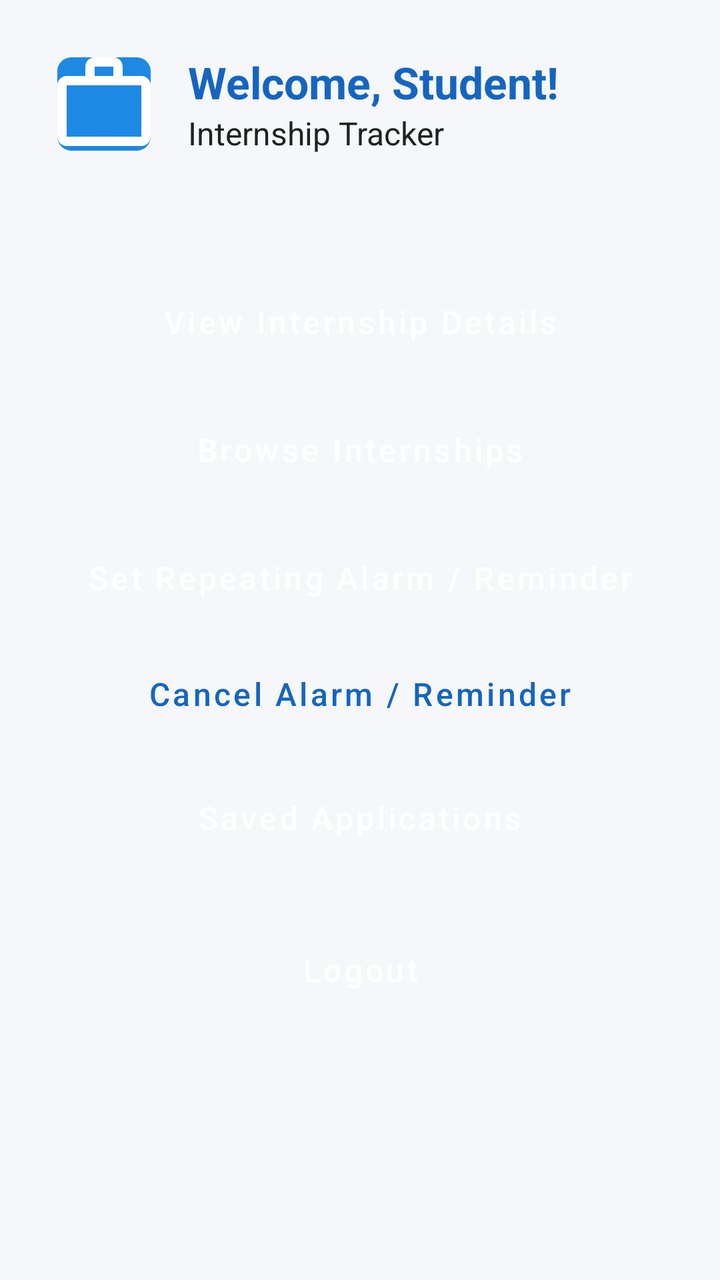
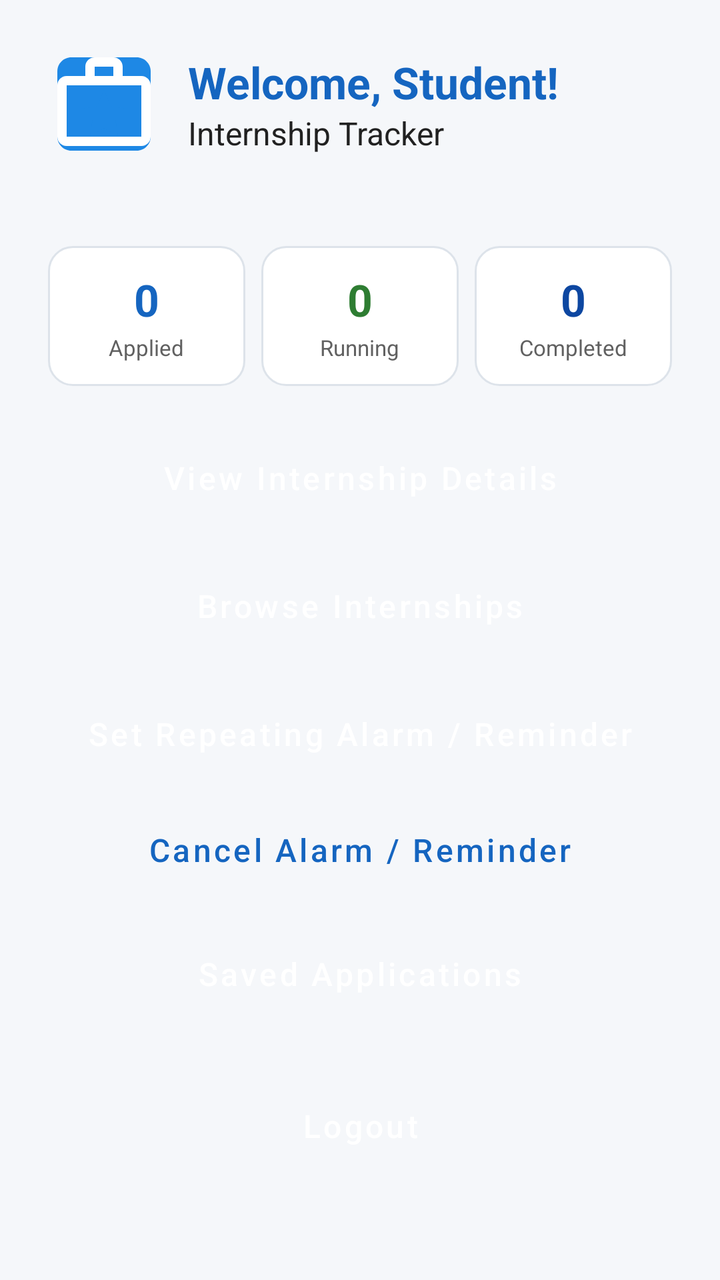

Before-and-after screenshots of an Android layout around one commit, followed by the original layout XML and the change that was made.
<!-- AndroidManifest.xml: application theme Theme.InternshipTracker -->
<!-- res/layout/activity_main.xml -->
<?xml version="1.0" encoding="utf-8"?>
<ScrollView xmlns:android="http://schemas.android.com/apk/res/android"
    xmlns:app="http://schemas.android.com/apk/res-auto"
    android:id="@+id/rootMain"
    android:layout_width="match_parent"
    android:layout_height="match_parent"
    android:clipToPadding="false"
    android:fillViewport="true">

    <LinearLayout
        android:layout_width="match_parent"
        android:layout_height="wrap_content"
        android:orientation="vertical"
        android:padding="24dp">

        <LinearLayout
            android:layout_width="match_parent"
            android:layout_height="wrap_content"
            android:gravity="center_vertical"
            android:orientation="horizontal">

            <ImageView
                android:id="@+id/imgMainLogo"
                android:layout_width="56dp"
                android:layout_height="56dp"
                android:contentDescription="App Logo"
                android:src="@drawable/ic_app_logo" />

            <LinearLayout
                android:layout_width="0dp"
                android:layout_height="wrap_content"
                android:layout_marginStart="14dp"
                android:layout_weight="1"
                android:orientation="vertical">

                <TextView
                    android:id="@+id/tvWelcome"
                    android:layout_width="match_parent"
                    android:layout_height="wrap_content"
                    android:text="Welcome, Student!"
                    android:textColor="@color/primary"
                    android:textSize="22sp"
                    android:textStyle="bold" />

                <TextView
                    android:id="@+id/tvAppName"
                    android:layout_width="match_parent"
                    android:layout_height="wrap_content"
                    android:text="Internship Tracker"
                    android:textColor="@color/text_primary"
                    android:textSize="16sp" />
            </LinearLayout>
        </LinearLayout>

        <TextView
            android:id="@+id/tvUserEmail"
            android:layout_width="match_parent"
            android:layout_height="wrap_content"
            android:layout_marginTop="8dp"
            android:layout_marginBottom="16dp"
            android:textColor="@color/text_secondary"
            android:textSize="14sp" />

        <Button
            android:id="@+id/btnViewDetails"
            android:layout_width="match_parent"
            android:layout_height="wrap_content"
            android:layout_marginTop="12dp"
            android:text="View Internship Details" />

        <Button
            android:id="@+id/btnBrowse"
            android:layout_width="match_parent"
            android:layout_height="wrap_content"
            android:layout_marginTop="12dp"
            android:text="Browse Internships" />

        <Button
            android:id="@+id/btnSetReminder"
            android:layout_width="match_parent"
            android:layout_height="wrap_content"
            android:layout_marginTop="12dp"
            android:text="Set Repeating Alarm / Reminder" />

        <Button
            android:id="@+id/btnCancelReminder"
            style="@style/Widget.MaterialComponents.Button.OutlinedButton"
            android:layout_width="match_parent"
            android:layout_height="wrap_content"
            android:layout_marginTop="8dp"
            android:text="Cancel Alarm / Reminder" />

        <Button
            android:id="@+id/btnSavedApplications"
            android:layout_width="match_parent"
            android:layout_height="wrap_content"
            android:layout_marginTop="12dp"
            android:text="Saved Applications" />

        <Button
            android:id="@+id/btnLogout"
            android:layout_width="match_parent"
            android:layout_height="wrap_content"
            android:layout_marginTop="24dp"
            android:text="Logout"
            app:backgroundTint="@color/danger" />

    </LinearLayout>
</ScrollView>
<!-- resources referenced by this layout -->
<resources>
  <color name="danger">#C62828</color>
  <color name="primary">#1565C0</color>
  <color name="text_primary">#212121</color>
  <color name="text_secondary">#616161</color>
  <!-- drawable ic_app_logo (drawable) -->
  <?xml version="1.0" encoding="utf-8"?>
  <vector xmlns:android="http://schemas.android.com/apk/res/android"
      android:width="72dp"
      android:height="72dp"
      android:viewportWidth="24"
      android:viewportHeight="24">
      
      <path
          android:fillColor="#1E88E5"
          android:pathData="M5,2 L19,2 C20.66,2 22,3.34 22,5 L22,19 C22,20.66 20.66,22 19,22 L5,22 C3.34,22 2,20.66 2,19 L2,5 C2,3.34 3.34,2 5,2 Z" />
      
      <path
          android:fillColor="#FFFFFF"
          android:pathData="M20,6h-4V4c0-1.11-0.89-2-2-2h-4C8.89,2,8,2.89,8,4v2H4C2.89,6,2,6.89,2,8v11c0,1.11,0.89,2,2,2h16c1.11,0,2-0.89,2-2V8C22,6.89,21.11,6,20,6z M10,4h4v2h-4V4z M20,19H4V8h16V19z" />
      
      <path
          android:fillColor="#1E88E5"
          android:pathData="M12,9l1.5,3.5L17,13l-2.5,2.5L15,19l-3-1.8L9,19l0.5-3.5L7,13l3.5-0.5z" />
  </vector>
  <style name="Theme.InternshipTracker" parent="Theme.MaterialComponents.Light.NoActionBar">
          <item name="colorPrimary">@color/primary</item>
          <item name="colorPrimaryDark">@color/primary_dark</item>
          <item name="colorAccent">@color/accent</item>
          <item name="colorButtonNormal">@color/primary</item>
          <item name="buttonStyle">@style/AppButton</item>
          <item name="android:windowBackground">@color/background</item>
          <item name="android:statusBarColor">@color/background</item>
          <item name="android:windowLightStatusBar">true</item>
      </style>
  <color name="primary_dark">#0D47A1</color>
  <color name="accent">#FF9800</color>
  <style name="AppButton" parent="Widget.MaterialComponents.Button">
          <item name="android:textColor">@color/white</item>
          <item name="android:textAllCaps">false</item>
          <item name="android:textSize">16sp</item>
          <item name="android:minHeight">52dp</item>
      </style>
  <color name="background">#F5F7FA</color>
  <color name="white">#FFFFFF</color>
</resources>

<!-- the commit's change to res/layout/activity_main.xml (unified diff, before → after) -->
@@ -57,9 +57,106 @@
             android:layout_width="match_parent"
             android:layout_height="wrap_content"
             android:layout_marginTop="8dp"
-            android:layout_marginBottom="16dp"
             android:textColor="@color/text_secondary"
             android:textSize="14sp" />
+
+        
+        <LinearLayout
+            android:layout_width="match_parent"
+            android:layout_height="wrap_content"
+            android:layout_marginTop="16dp"
+            android:layout_marginBottom="8dp"
+            android:orientation="horizontal">
+
+            
+            <LinearLayout
+                android:layout_width="0dp"
+                android:layout_height="wrap_content"
+                android:layout_weight="1"
+                android:background="@drawable/bg_card"
+                android:gravity="center"
+                android:orientation="vertical"
+                android:padding="12dp">
+
+                <TextView
+                    android:id="@+id/tvUserAppliedCount"
+                    android:layout_width="wrap_content"
+                    android:layout_height="wrap_content"
+                    android:text="0"
+                    android:textColor="@color/primary"
+                    android:textSize="22sp"
+                    android:textStyle="bold" />
+
+                <TextView
+                    android:layout_width="wrap_content"
+                    android:layout_height="wrap_content"
+                    android:layout_marginTop="2dp"
+                    android:gravity="center"
+                    android:text="Applied"
+                    android:textColor="@color/text_secondary"
+                    android:textSize="11sp" />
+            </LinearLayout>
+
+            
+            <LinearLayout
+                android:layout_width="0dp"
+                android:layout_height="wrap_content"
+                android:layout_marginStart="8dp"
+                android:layout_weight="1"
+                android:background="@drawable/bg_card"
+                android:gravity="center"
+                android:orientation="vertical"
+                android:padding="12dp">
+
+                <TextView
+                    android:id="@+id/tvUserRunningCount"
+                    android:layout_width="wrap_content"
+                    android:layout_height="wrap_content"
+                    android:text="0"
+                    android:textColor="@color/status_open"
+                    android:textSize="22sp"
+                    android:textStyle="bold" />
+
+                <TextView
+                    android:layout_width="wrap_content"
+                    android:layout_height="wrap_content"
+                    android:layout_marginTop="2dp"
+                    android:gravity="center"
+                    android:text="Running"
+                    android:textColor="@color/text_secondary"
+                    android:textSize="11sp" />
+            </LinearLayout>
+
+            
+            <LinearLayout
+                android:layout_width="0dp"
+                android:layout_height="wrap_content"
+                android:layout_marginStart="8dp"
+                android:layout_weight="1"
+                android:background="@drawable/bg_card"
+                android:gravity="center"
+                android:orientation="vertical"
+                android:padding="12dp">
+
+                <TextView
+                    android:id="@+id/tvUserCompletedCount"
+                    android:layout_width="wrap_content"
+                    android:layout_height="wrap_content"
+                    android:text="0"
+                    android:textColor="@color/primary_dark"
+                    android:textSize="22sp"
+                    android:textStyle="bold" />
+
+                <TextView
+                    android:layout_width="wrap_content"
+                    android:layout_height="wrap_content"
+                    android:layout_marginTop="2dp"
+                    android:gravity="center"
+                    android:text="Completed"
+                    android:textColor="@color/text_secondary"
+                    android:textSize="11sp" />
+            </LinearLayout>
+        </LinearLayout>
 
         <Button
             android:id="@+id/btnViewDetails"
<!-- resource entries referenced after the edit -->
@@ -2,8 +2,20 @@
 <resources>
   <color name="danger">#C62828</color>
   <color name="primary">#1565C0</color>
+  <color name="primary_dark">#0D47A1</color>
+  <color name="status_open">#2E7D32</color>
   <color name="text_primary">#212121</color>
   <color name="text_secondary">#616161</color>
+  <!-- drawable bg_card (drawable) -->
+  <?xml version="1.0" encoding="utf-8"?>
+  <shape xmlns:android="http://schemas.android.com/apk/res/android"
+      android:shape="rectangle">
+      <solid android:color="@color/white" />
+      <corners android:radius="12dp" />
+      <stroke
+          android:width="1dp"
+          android:color="@color/card_stroke" />
+  </shape>
   <!-- drawable ic_app_logo (drawable) -->
   <?xml version="1.0" encoding="utf-8"?>
   <vector xmlns:android="http://schemas.android.com/apk/res/android"
@@ -34,7 +46,8 @@
           <item name="android:statusBarColor">@color/background</item>
           <item name="android:windowLightStatusBar">true</item>
       </style>
-  <color name="primary_dark">#0D47A1</color>
+  <color name="white">#FFFFFF</color>
+  <color name="card_stroke">#DDE3EA</color>
   <color name="accent">#FF9800</color>
   <style name="AppButton" parent="Widget.MaterialComponents.Button">
           <item name="android:textColor">@color/white</item>
@@ -43,6 +56,5 @@
           <item name="android:minHeight">52dp</item>
       </style>
   <color name="background">#F5F7FA</color>
-  <color name="white">#FFFFFF</color>
 </resources>
 
